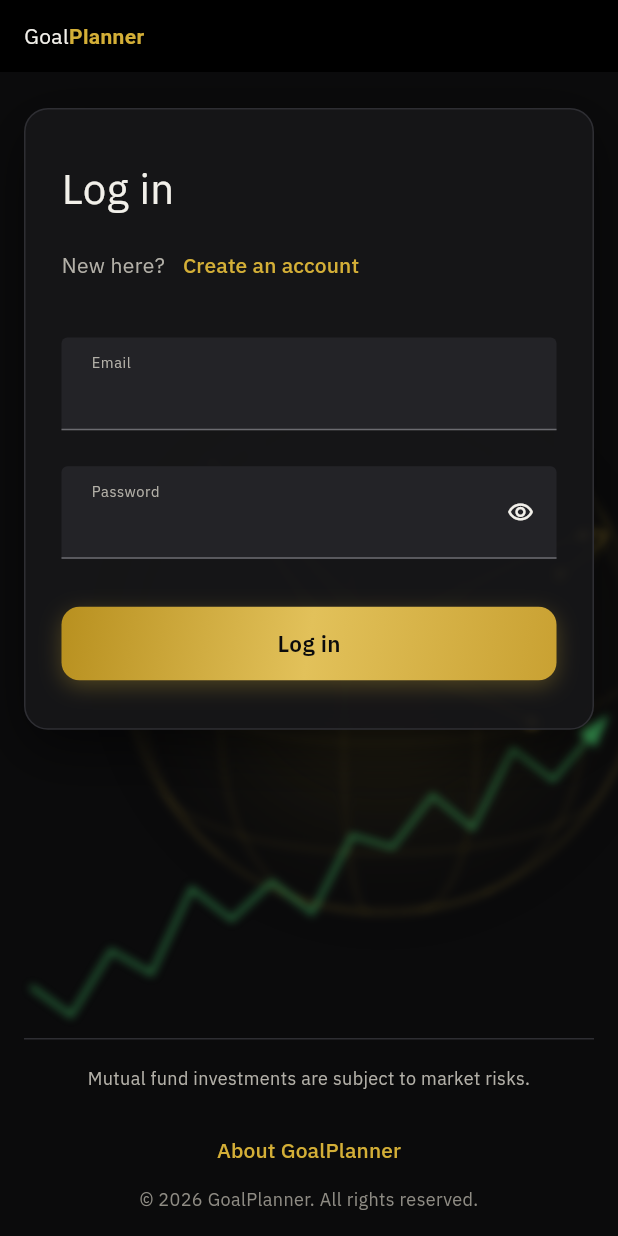
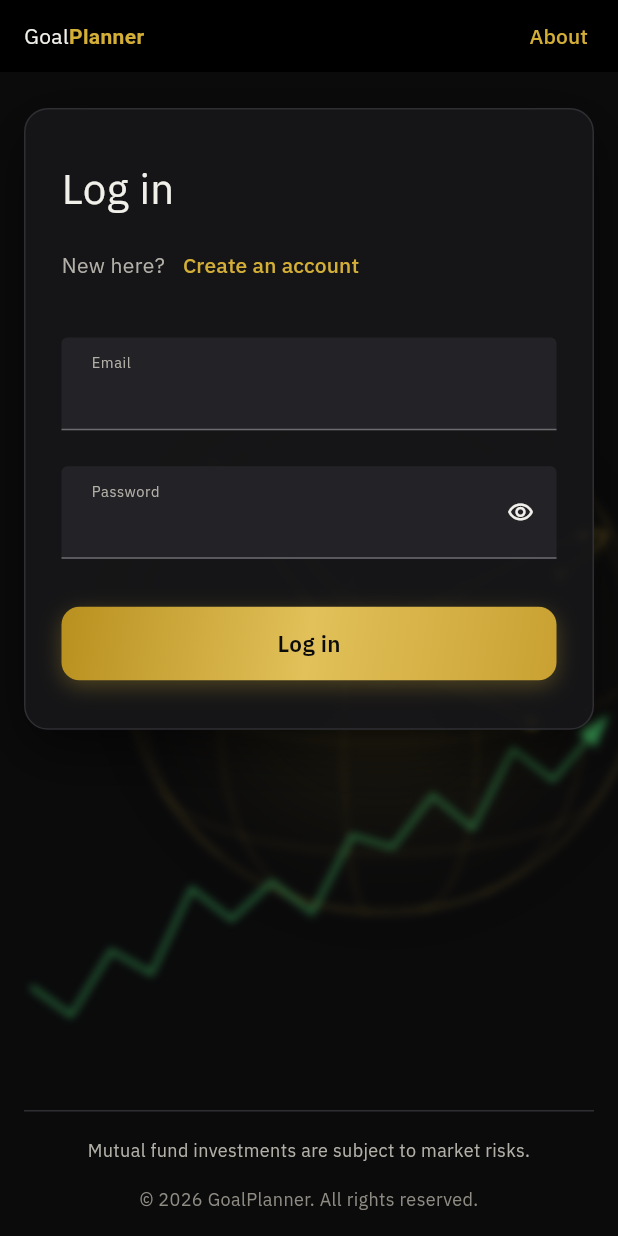
Before and after one commit to harsh774/sip-goal-planner, a Flutter app: the screen it shows after launch, on a phone screen of 412 x 824 dp. Run offline on Flutter 3.47's test engine with Material 3 defaults, Android fonts, the phone set to English and light mode, and no system bars; our stand-ins replace bloc_concurrency, dio, equatable, fl_chart, flutter_bloc, get_it and 3 more; missing offline and left inert: dart:js_interop.

Commit message:
refactor(frontend): About lives only in the nav bar
Removes the SIP impact cards from My goals and the About link from the
footer. The header (and the login/sign-up header) links to /about, which
keeps the About text and impact examples.

Co-Authored-By: Claude Opus 5.5 <noreply@anthropic.com>

```diff
--- a/frontend/lib/features/about/presentation/pages/about_page.dart
+++ b/frontend/lib/features/about/presentation/pages/about_page.dart
@@ -6,7 +6,7 @@ import '../../../../app/router.dart';
 import '../../../../core/domain/currency.dart';
 import '../../../../shared/widgets/app_shell.dart';
 import '../../../auth/presentation/bloc/auth_bloc.dart';
-import '../../../goals/presentation/widgets/sip_insights.dart';
+import '../widgets/sip_insights.dart';
 import '../widgets/about_goal_planner.dart';
 
 const _backText = 'Back';
--- a/frontend/lib/features/goals/presentation/widgets/sip_insights.dart
+++ b/frontend/lib/features/about/presentation/widgets/sip_insights.dart
@@ -6,7 +6,7 @@ import '../../../../app/theme/app_theme.dart';
 import '../../../../core/domain/currency.dart';
 import '../../../../core/format/money_formatter.dart';
 import '../../../projection/domain/engine/projection_calculator.dart';
-import 'goal_card.dart' show CardGrid;
+import '../../../goals/presentation/widgets/goal_card.dart' show CardGrid;
 
 const _whyASipPlanText = 'Why a SIP plan matters';
 const _smallRegularAmountsAddText =
--- a/frontend/lib/features/auth/presentation/pages/auth_page.dart
+++ b/frontend/lib/features/auth/presentation/pages/auth_page.dart
@@ -13,6 +13,7 @@ import '../../../../shared/widgets/state_views.dart';
 import '../../domain/entities/new_account.dart';
 import '../bloc/auth_bloc.dart';
 
+const _aboutText = 'About';
 const _firstNameText = 'First name';
 const _lastNameOptionalText = 'Last name (optional)';
 const _emailText = 'Email';
@@ -112,8 +113,17 @@ class _AuthPageState extends State<AuthPage> {
         child: Container(
           color: AppColors.header,
           alignment: .centerLeft,
-          padding: const .symmetric(horizontal: 16),
-          child: const AppLogo(),
+          padding: const .only(left: 16, right: 8),
+          child: Row(
+            children: [
+              const AppLogo(),
+              const Spacer(),
+              TextButton(
+                onPressed: () => context.push(Routes.about),
+                child: const Text(_aboutText),
+              ),
+            ],
+          ),
         ),
       ),
       body: Stack(
--- a/frontend/lib/features/goals/presentation/pages/dashboard_page.dart
+++ b/frontend/lib/features/goals/presentation/pages/dashboard_page.dart
@@ -16,7 +16,6 @@ import '../widgets/empty_goals.dart';
 import '../widgets/goal_card.dart';
 import '../widgets/goal_filters_bar.dart';
 import '../widgets/pagination_bar.dart';
-import '../widgets/sip_insights.dart';
 import '../widgets/summary_strip.dart';
 
 const _loadingYourGoalsText = 'Loading your goals';
@@ -90,10 +89,6 @@ class _DashboardView extends StatelessWidget {
               onOpen: (id) => _open(context, Routes.goal(id)),
             ),
           },
-          if (state.status == DashboardStatus.ready) ...[
-            const SizedBox(height: 48),
-            SipImpactSection(currency: state.totalCurrency),
-          ],
         ],
       ),
     );
--- a/frontend/lib/shared/widgets/app_footer.dart
+++ b/frontend/lib/shared/widgets/app_footer.dart
@@ -1,11 +1,7 @@
 import 'package:flutter/material.dart';
-import 'package:go_router/go_router.dart';
 
-import '../../app/router.dart';
 import '../../app/theme/app_theme.dart';
 import 'disclaimer.dart';
-
-const _aboutLinkText = 'About GoalPlanner';
 
 /// Bottom of every page: the market-risk disclaimer and the copyright line.
 class AppFooter extends StatelessWidget {
@@ -21,12 +17,6 @@ class AppFooter extends StatelessWidget {
       children: [
         const Divider(height: 1, color: AppColors.border),
         Disclaimer(extended: extendedDisclaimer),
-        Center(
-          child: TextButton(
-            onPressed: () => context.push(Routes.about),
-            child: const Text(_aboutLinkText),
-          ),
-        ),
         Text(
           '© ${DateTime.now().year} GoalPlanner. All rights reserved.',
           textAlign: .center,
```
